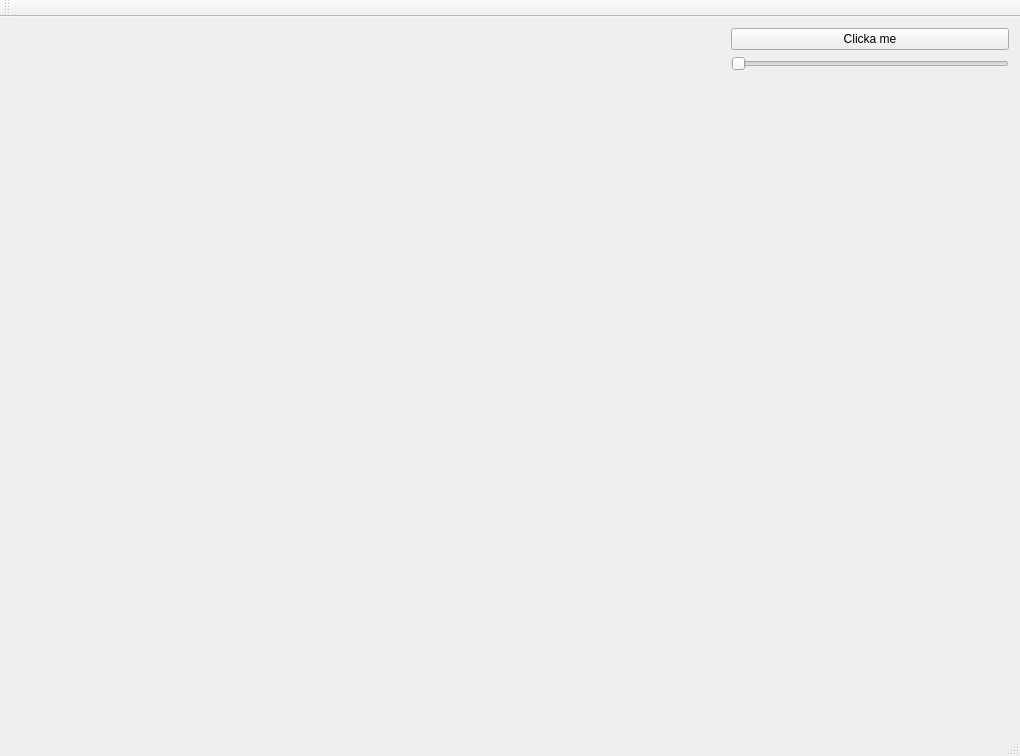
This is XML_OpenGL/UI/mainwindow.ui in Elmatto753/OpenRoad as Qt 5 draws it before an edit. The edited form follows.
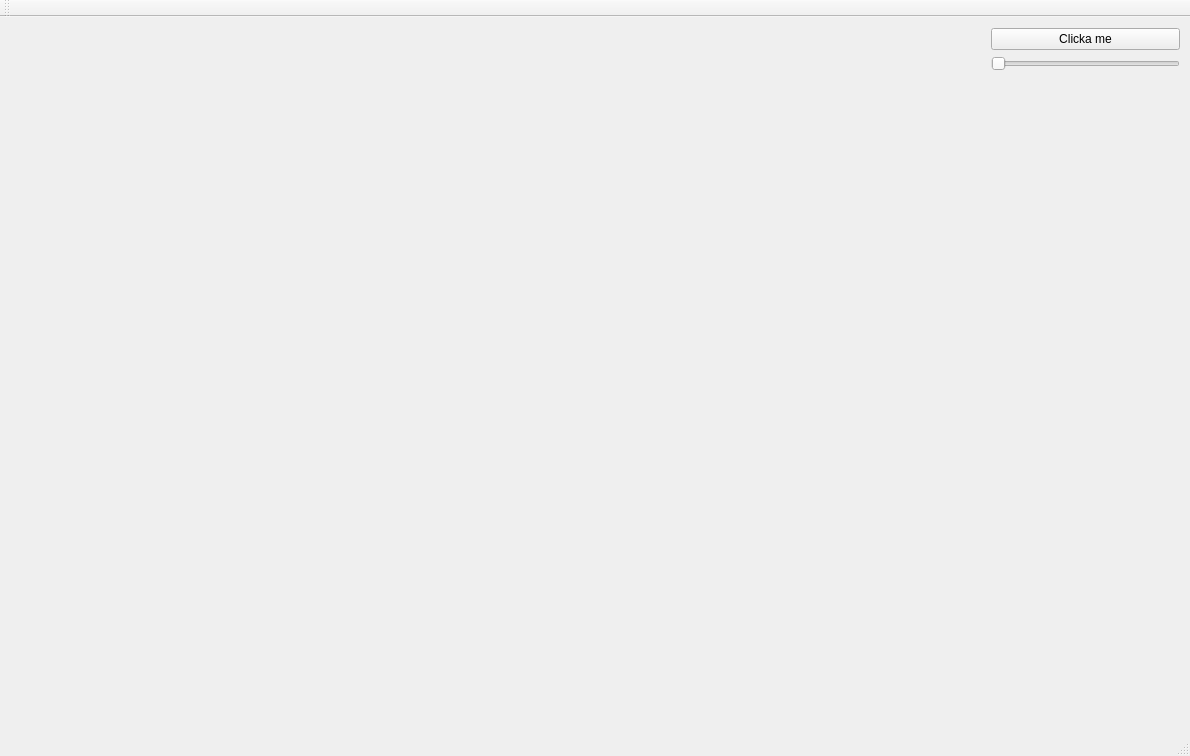
This is the edited form.

Diff of the .ui file:
```diff
--- a/XML_OpenGL/UI/mainwindow.ui
+++ b/XML_OpenGL/UI/mainwindow.ui
@@ -6,7 +6,7 @@
    <rect>
     <x>0</x>
     <y>0</y>
-    <width>1020</width>
+    <width>1190</width>
     <height>756</height>
    </rect>
   </property>
@@ -18,9 +18,9 @@
     <property name="geometry">
      <rect>
       <x>0</x>
-      <y>0</y>
-      <width>720</width>
-      <height>720</height>
+      <y>-1</y>
+      <width>991</width>
+      <height>721</height>
      </rect>
     </property>
     <layout class="QGridLayout" name="m_scene">
@@ -42,9 +42,9 @@
    <widget class="QWidget" name="ButtonLayout" native="true">
     <property name="geometry">
      <rect>
-      <x>720</x>
+      <x>980</x>
       <y>0</y>
-      <width>300</width>
+      <width>211</width>
       <height>720</height>
      </rect>
     </property>
```
Left out of the diff: 4 changed lines with no effect on the pictures.
